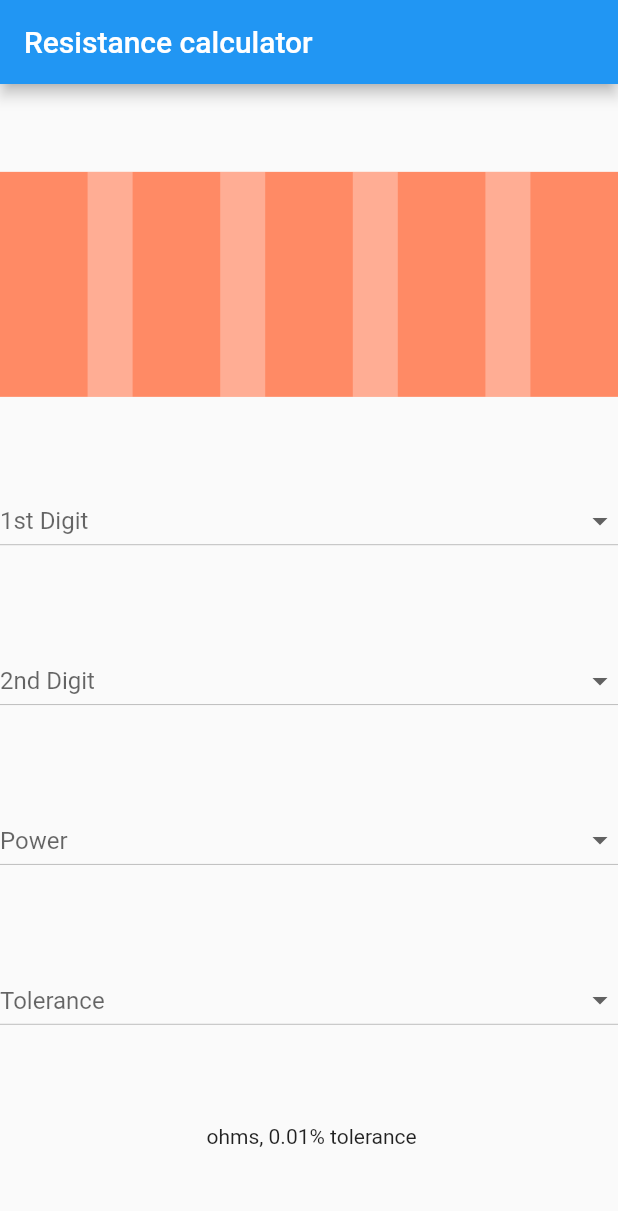
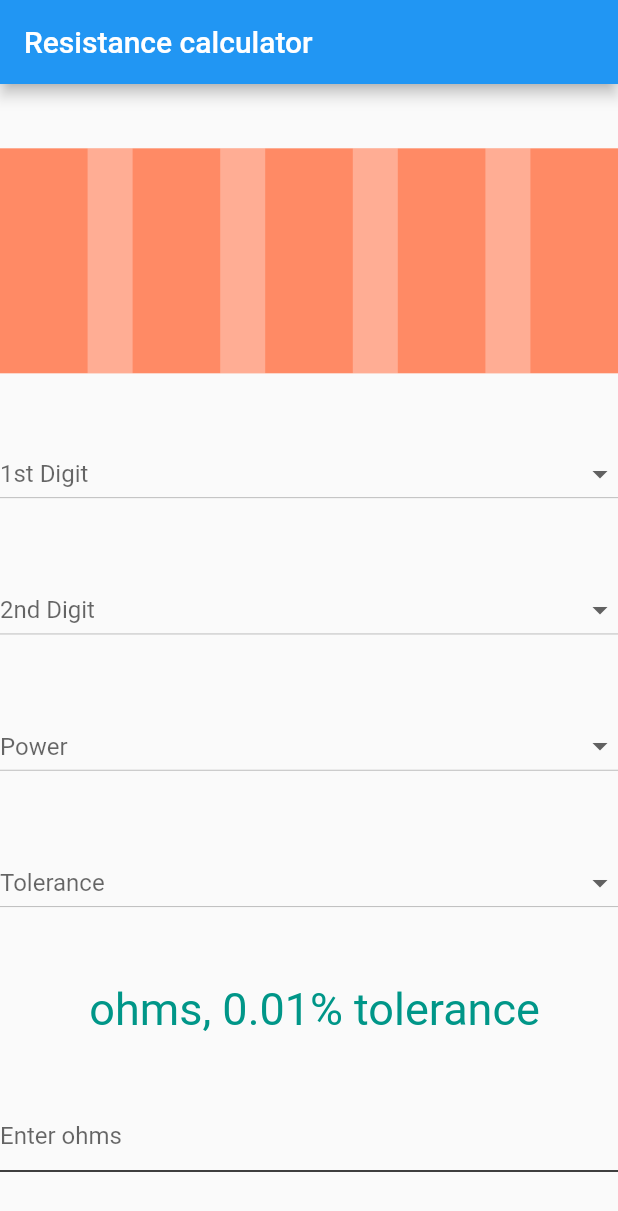
Before and after one commit to GonzaloAldana/Resistencias, a Flutter app: the screen it shows after launch, on a phone screen of 412 x 824 dp. Shown: the top 1211 px of the screen. Run offline on Flutter 3.47's test engine with Material 2 defaults, Android fonts, the phone set to English and light mode, and no system bars.

Commit message:
Calculate from input

```diff
--- a/lib/view/home.dart
+++ b/lib/view/home.dart
@@ -99,6 +99,27 @@ class _HomeState extends State<Home> {
       });
     };
 
+    var txtCalculate = (txt) {
+      try {
+        // this part still is not working as expected,
+        // but this project was made in less than 5 hours
+
+        // validate if is number
+        int.parse(txt);
+
+        setFirst(int.parse(txt[0]));
+        setSecond(int.parse(txt[1]));
+        setPow(txt.length - 1 > 0 ? txt.length - 1 : 1);
+        calculate();
+        setState(() {
+          result = txt;
+        });
+      } catch (error) {
+        print(error);
+        print(txt);
+      }
+    };
+
     var col = Column(
       mainAxisAlignment: MainAxisAlignment.spaceEvenly,
       children: [
@@ -123,7 +144,18 @@ class _HomeState extends State<Home> {
           hint: 'Tolerance',
           callback: setTol,
         ),
-        Text('$result ohms, ${tol / 100}% tolerance')
+        Text(
+          '$result ohms, ${tol / 100}% tolerance',
+          style: TextStyle(fontSize: 30, color: Colors.teal),
+        ),
+        TextField(
+          decoration: InputDecoration(
+            hintText: 'Enter ohms',
+            enabledBorder: UnderlineInputBorder(),
+          ),
+          keyboardType: TextInputType.number,
+          onChanged: txtCalculate,
+        )
       ],
     );
 
```
